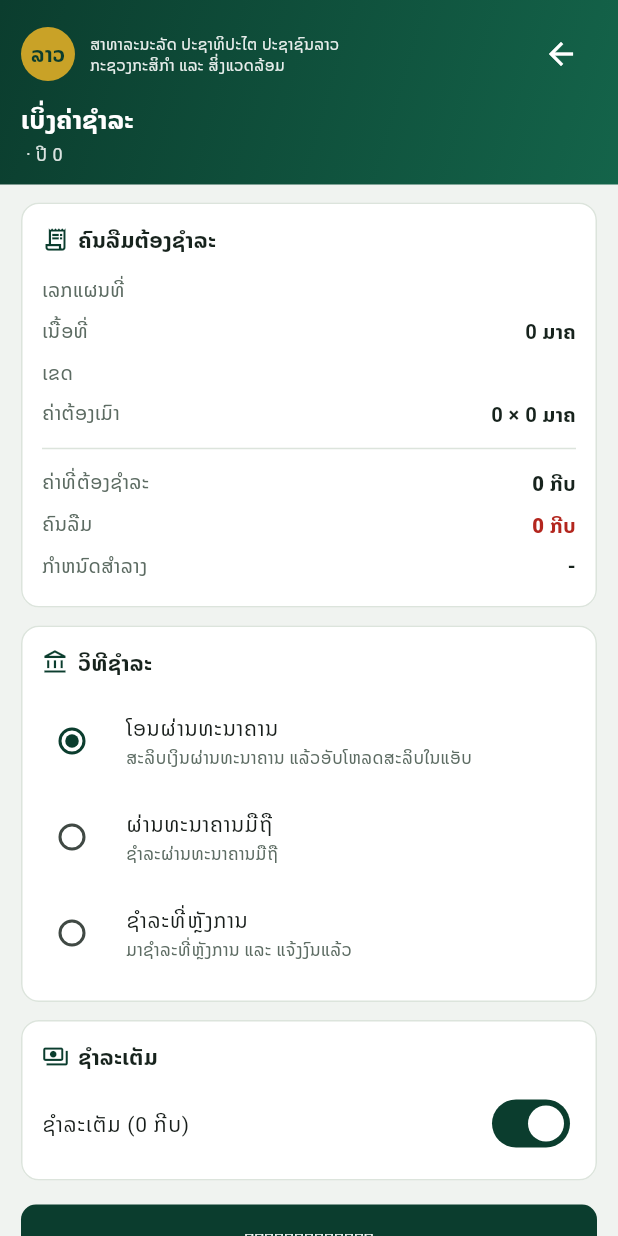
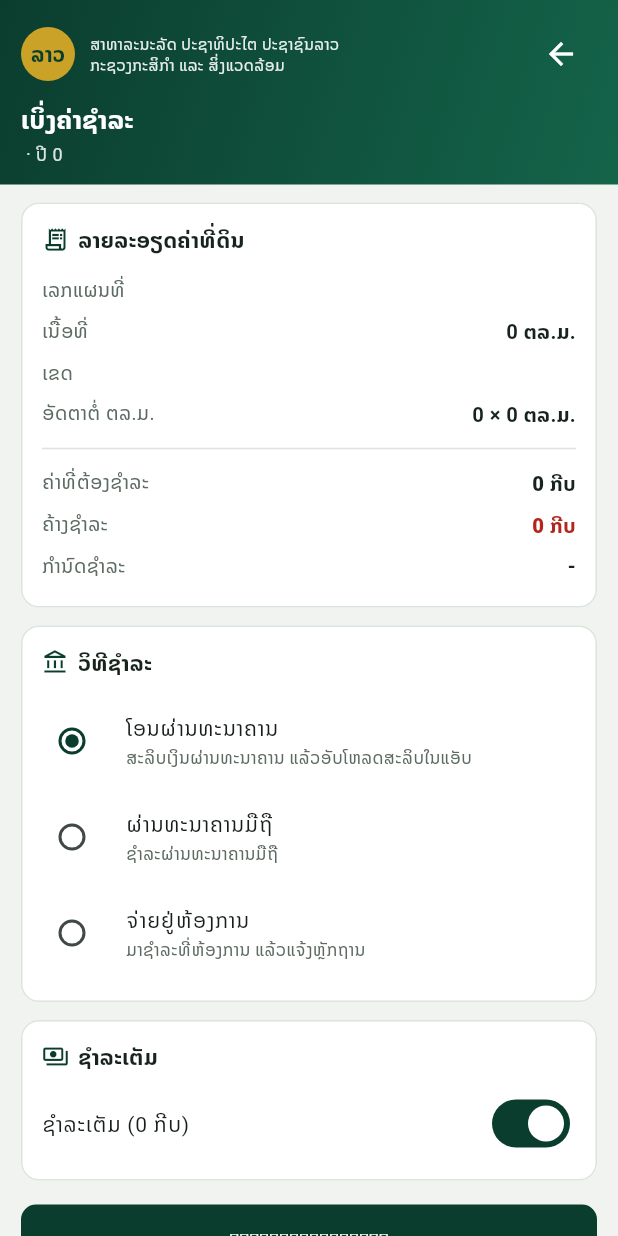
Before and after one commit to bounthongv/landtitling, a Flutter app: the QuoteScreen screen opened directly with empty values, on a phone screen of 412 x 824 dp. Run offline on Flutter 3.47's test engine with Material 3 defaults, Android fonts, the phone set to English and light mode, and no system bars; our stand-ins replace flutter_secure_storage, image_picker; accounts and stored records are empty; network calls fail; project files that could hold a hidden picture were left out.

Commit message:
fix(citizen): align parcel identity and Lao copy with real titles
Real titles carry a short parcel number (e.g. "6"), not the fabricated
dotted code, and the map sheet plus district/village scope is what
distinguishes repeats. Update the fixture, smoke test and API contract,
and map parcel_not_found / ambiguous_parcel to localized messages
instead of showing the raw API text. Also correct areas, statuses and
lookup labels that were mistranslated.

```diff
--- a/mobile/lib/core/money.dart
+++ b/mobile/lib/core/money.dart
@@ -11,8 +11,8 @@ String formatKip(num? value) {
 String formatKipPlain(num? value) =>
     NumberFormat.decimalPattern('en_US').format((value ?? 0).round());
 
-/// Area in square metres: `1,250.5 ມາຄ` (or `m²` in English).
-String formatArea(num? sqm, {String unit = 'ມາຄ'}) {
+/// Area in square metres: `1,250.5 ຕລ.ມ.` (or `m²` in English).
+String formatArea(num? sqm, {String unit = 'ຕລ.ມ.'}) {
   final v = (sqm ?? 0).toDouble();
   final text = v == v.roundToDouble()
       ? NumberFormat.decimalPattern('en_US').format(v.toInt())
--- a/mobile/lib/core/strings.dart
+++ b/mobile/lib/core/strings.dart
@@ -29,14 +29,18 @@ class Strings {
     'findParcel': 'ຄົ້ນຫາຕອນດິນ',
     'myParcels': 'ຕອນດິນຂອງຂ້ອຍ',
     'myPayments': 'ການຊຳລະຂອງຂ້ອຍ',
-    'myAccount': 'ບ້ານຂ້ອຍ',
+    'myAccount': 'ບັນຊີຂອງຂ້ອຍ',
     'about': 'ກ່ຽວກັບ',
     'parcelNo': 'ເລກຕອນດິນ',
     'mapSheet': 'ເລກແຜນທີ່',
     'province': 'ແຂວງ',
     'enterParcelIdentity':
         'ກະລຸນາເລືອກແຂວງ, ເມືອງ, ບ້ານ ແລະ ປ້ອນເລກແຜນທີ່ ແລະ ເລກຕອນດິນ',
-    'district': 'ເຂົາງ',
+    'parcelNotFound':
+        'ບໍ່ພົບຕອນດິນ — ກະລຸນາກວດເບິ່ງ ເລກແຜນທີ່ ແລະ ເລກຕອນດິນ ໃຫ້ກົງກັບໃບຕາດິນ',
+    'ambiguousParcel':
+        'ຕອນດິນເລກນີ້ ມີຫຼາຍກວ່າໜຶ່ງຕອນ — ກະລຸນາຕິດຕໍ່ຫ້ອງການທີ່ດິນ',
+    'district': 'ເມືອງ',
     'village': 'ບ້ານ',
     'area': 'ເນື້ອທີ່',
     'zone': 'ເຂດ',
@@ -46,8 +50,8 @@ class Strings {
     'amountDue': 'ຄ່າທີ່ຕ້ອງຊຳລະ',
     'amountPaid': 'ຊຳລະແລ້ວ',
     'penalty': 'ຄ່າປັບ',
-    'outstanding': 'ຄົນລືມ',
-    'dueDate': 'ກຳຫນົດສຳລາງ',
+    'outstanding': 'ຄ້າງຊຳລະ',
+    'dueDate': 'ກຳນົດຊຳລະ',
     'status': 'ສະຖານະ',
     'viewFee': 'ເບິ່ງຄ່າຊຳລະ',
     'payNow': 'ຊຳລະເງິນ',
@@ -59,22 +63,22 @@ class Strings {
         'ຕອນດິນນີ້ ເຊື່ອມກັບບັນຊີອື່ນແລ້ວ — ກະລຸນາຕິດຕໍ່ຫ້ອງການທີ່ດິນເມືອງ.',
     'claimNoOwner':
         'ຕອນດິນນີ້ ຍັງບໍ່ມີຊື່ເຈົ້າຂອງໃນລະບົບ — ກະລຸນາຕິດຕໍ່ຫ້ອງການທີ່ດິນເມືອງ.',
-    'paymentSlip': 'ສະລິບໄດ້ຊຳລະ',
+    'paymentSlip': 'ໃບສະລິບຊຳລະເງິນ',
     'reference': 'ລະຫັດອ້າງອີງ',
     'uploadSlip': 'ອັບໂຫລດສະລິບເງິນ',
     'uploadSlipHint': 'ຖ່າຍຮູບສະລິບເງິນທີ່ທ່ານໄດ້ຊຳລະໃນທະນາຄານ',
     'takePhoto': 'ຖ່າຍຮູບ',
-    'chooseGallery': 'ເລື່ອກຈາກຄວາມລືມ',
+    'chooseGallery': 'ເລືອກຈາກຄັງຮູບ',
     'photoPermission': 'ບໍ່ສາມາດເປີດກ້ອງ ຫຼື ຮູບພາບໄດ້. ກະລຸນາອະນຸຍາດໃຫ້ແອັບເຂົ້າເຖິງກ້ອງ ແລ້ວລອງໃໝ່.',
     'submit': 'ສົ່ງ',
     'cancel': 'ຍົກເລີກ',
     'method': 'ວິທີຊຳລະ',
     'methodBank': 'ໂອນຜ່ານທະນາຄານ',
     'methodMobile': 'ຜ່ານທະນາຄານມືຖື',
-    'methodCounter': 'ຊຳລະທີ່ຫຼັງການ',
+    'methodCounter': 'ຈ່າຍຢູ່ຫ້ອງການ',
     'fullAmount': 'ຊຳລະເຕັມ',
     'partialAmount': 'ຊຳລະບາງສ່ວນ',
-    'totalOutstanding': 'ຄົນລືມລວມ',
+    'totalOutstanding': 'ຄ້າງຊຳລະລວມ',
     'noParcels': 'ບໍ່ມີຕອນດິນໃນຊື່ທ່ານ',
     'noParcelsHint':
         'ຕອນດິນຈະປາກົດຢູ່ນີ້ ຫຼັງຈາກທ່ານຄົ້ນຫາ ແລະ ເພີ່ມໃສ່ຕອນດິນຂອງຂ້ອຍ.',
@@ -86,10 +90,10 @@ class Strings {
     'statusPartial': 'ຊຳລະບາງສ່ວນ',
     'statusPaid': 'ຊຳລະແລ້ວ',
     'statusOverpaid': 'ຊຳລະເກີນ',
-    'statusWaived': 'ຍົກເລີກ',
-    'statusIssued': 'ອໍານາການຊຳລະ',
+    'statusWaived': 'ຍົກເວັ້ນ',
+    'statusIssued': 'ລໍຖ້າຊຳລະ',
     'statusSubmitted': 'ສົ່ງຫຼັກຖານແລ້ວ',
-    'statusRejected': 'ໄມ່ຮັບ',
+    'statusRejected': 'ຖືກປະຕິເສດ',
     'sendToDistrict': 'ສົ່ງໃຫ້ເມືອງ',
     'submittedToDistrict':
         'ສົ່ງສະລິບໄປຍັງເມືອງແລ້ວ — ລໍຖ້າພະນັກງານກວດສອບ',
@@ -120,6 +124,10 @@ class Strings {
     'province': 'Province',
     'enterParcelIdentity':
         'Choose the province, district and village, then enter the map sheet and parcel number',
+    'parcelNotFound':
+        'No parcel with that number — check the map sheet and parcel number against your title',
+    'ambiguousParcel':
+        'That parcel number matches more than one parcel — contact the district land office',
     'district': 'District',
     'village': 'Village',
     'area': 'Area',
--- a/mobile/lib/state/parcels_controller.dart
+++ b/mobile/lib/state/parcels_controller.dart
@@ -96,7 +96,11 @@ class ParcelsController extends ChangeNotifier {
       return result;
     } on ApiException catch (e) {
       lookingUp = false;
-      lookupError = e.message;
+      lookupError = switch (e.code) {
+        'parcel_not_found' => Strings.t('parcelNotFound'),
+        'ambiguous_parcel' => Strings.t('ambiguousParcel'),
+        _ => e.message,
+      };
       quote = null;
       notifyListeners();
       return null;
--- a/mobile/lib/ui/screens/account_tab.dart
+++ b/mobile/lib/ui/screens/account_tab.dart
@@ -23,7 +23,7 @@ class _AccountTabState extends State<AccountTab> {
 
     return Column(
       children: [
-        const GovHeader(title: 'ບ້ານຂ້ອຍ', subtitle: 'My account'),
+        const GovHeader(title: 'ບັນຊີຂອງຂ້ອຍ', subtitle: 'My account'),
         Expanded(
           child: ListView(
             padding: const EdgeInsets.fromLTRB(14, 12, 14, 26),
@@ -34,7 +34,7 @@ class _AccountTabState extends State<AccountTab> {
                 child: Column(
                   children: [
                     InfoRow(label: 'ເບີໂທ', value: auth.phone ?? '-'),
-                    InfoRow(label: 'ບົບທີ່', value: auth.session?.role ?? '-'),
+                    InfoRow(label: 'ປະເພດບັນຊີ', value: auth.session?.role ?? '-'),
                   ],
                 ),
               ),
--- a/mobile/lib/ui/screens/find_parcel_screen.dart
+++ b/mobile/lib/ui/screens/find_parcel_screen.dart
@@ -323,7 +323,7 @@ class _FindParcelScreenState extends State<FindParcelScreen> {
                         onChanged: (_) => setState(() {}),
                         decoration: InputDecoration(
                           labelText: Strings.t('parcelNo'),
-                          hintText: '1301.001.001.0001',
+                          hintText: '6',
                           prefixIcon: const Icon(Icons.tag),
                         ),
                       ),
@@ -398,12 +398,12 @@ class _FindParcelScreenState extends State<FindParcelScreen> {
                 borderRadius: BorderRadius.circular(8),
               ),
               child: const Text(
-                'ບໍ່ພົບອັດຕາຂອງເຂດນີ້ ກະລຸນາຕິດຕໍ່ຫຼັງການດິນ',
+                'ບໍ່ພົບອັດຕາຂອງເຂດນີ້ ກະລຸນາຕິດຕໍ່ຫ້ອງການທີ່ດິນ',
                 style: TextStyle(fontSize: 12.5, color: GovColors.danger),
               ),
             ),
           InfoRow(
-            label: 'ຄ່າຕ້ອງເມົາ',
+            label: 'ອັດຕາຕໍ່ ຕລ.ມ.',
             value:
                 '${formatKipPlain(quote.ratePerSqm)} × ${formatArea(parcel.areaSqm)}',
           ),
--- a/mobile/lib/ui/screens/login_screen.dart
+++ b/mobile/lib/ui/screens/login_screen.dart
@@ -143,7 +143,7 @@ class _HowItWorks extends StatelessWidget {
         crossAxisAlignment: CrossAxisAlignment.start,
         children: const [
           _Step(no: '1', text: 'ປ້ອນເບີໂທຂອງທ່ານ (ເຊັ່ນ 020 5555 1234)'),
-          _Step(no: '2', text: 'ຄັ້ງຄຳທີ່ໃຊ້ເບີໂທນີ້ ລະບົບຈະສ້າງບັນຊີໃຫ້ທັນທີ'),
+          _Step(no: '2', text: 'ຄັ້ງທຳອິດທີ່ໃຊ້ເບີໂທນີ້ ລະບົບຈະສ້າງບັນຊີໃຫ້ທັນທີ'),
           _Step(no: '3', text: 'ຄົ້ນຫາຕອນດິນ ແລ້ວ ຊຳລະຄ່າທີ່ດິນ'),
         ],
       ),
--- a/mobile/lib/ui/screens/parcel_detail_screen.dart
+++ b/mobile/lib/ui/screens/parcel_detail_screen.dart
@@ -203,7 +203,7 @@ class ParcelDetailScreen extends StatelessWidget {
               label: Strings.t('dueDate'),
               value: o.dueDate == null
                   ? '-'
-                  : '${formatDate(o.dueDate)}${days != null && days < 0 ? '  (ຫຼາຍເກີນ)' : ''}',
+                  : '${formatDate(o.dueDate)}${days != null && days < 0 ? '  (ເກີນກຳນົດ)' : ''}',
               valueColor: o.isOverdue ? GovColors.danger : null,
             ),
           ],
--- a/mobile/lib/ui/screens/payment_detail_screen.dart
+++ b/mobile/lib/ui/screens/payment_detail_screen.dart
@@ -114,7 +114,7 @@ class PaymentDetailScreen extends StatelessWidget {
                 if (p.isRejected && p.verifyNote != null) ...[
                   const SizedBox(height: 12),
                   SectionCard(
-                    title: 'ເຫດຜົນການປະດົວມ',
+                    title: 'ເຫດຜົນການປະຕິເສດ',
                     icon: Icons.error_outline,
                     child: Text(
                       p.verifyNote!,
@@ -160,7 +160,7 @@ class PaymentDetailScreen extends StatelessWidget {
       (
         'ອັບໂຫລດສະລິບເງິນ',
         p.hasReceipt,
-        p.hasReceipt ? Strings.t('saved') : 'ລະວ່າງ',
+        p.hasReceipt ? Strings.t('saved') : 'ວ່າງເປົ່າ',
       ),
       if (sent)
         (
@@ -171,7 +171,7 @@ class PaymentDetailScreen extends StatelessWidget {
               : formatDateTime(p.paidAt ?? p.createdAt),
         ),
       if (p.isPaid) ('ຢືນຢັນໂດຍພະນັກງານ', true, formatDateTime(p.paidAt)),
-      if (p.isRejected) ('ໄມ່ຮັບ', true, Strings.t('statusRejected')),
+      if (p.isRejected) ('ຖືກປະຕິເສດ', true, Strings.t('statusRejected')),
     ];
 
     return Column(
--- a/mobile/lib/ui/screens/quote_screen.dart
+++ b/mobile/lib/ui/screens/quote_screen.dart
@@ -96,7 +96,7 @@ class _QuoteScreenState extends State<QuoteScreen> {
               padding: const EdgeInsets.fromLTRB(14, 12, 14, 26),
               children: [
                 SectionCard(
-                  title: 'ຄົນລືມຕ້ອງຊຳລະ',
+                  title: 'ລາຍລະອຽດຄ່າທີ່ດິນ',
                   icon: Icons.receipt_long_outlined,
                   child: Column(
                     children: [
@@ -113,7 +113,7 @@ class _QuoteScreenState extends State<QuoteScreen> {
                         value: quote.parcel.zoneCode ?? '-',
                       ),
                       InfoRow(
-                        label: 'ຄ່າຕ້ອງເມົາ',
+                        label: 'ອັດຕາຕໍ່ ຕລ.ມ.',
                         value:
                             '${formatKipPlain(quote.ratePerSqm)} × '
                             '${formatArea(quote.parcel.areaSqm)}',
@@ -254,7 +254,7 @@ class _QuoteScreenState extends State<QuoteScreen> {
         );
       case 'counter':
         return const Text(
-          'ມາຊຳລະທີ່ຫຼັງການ ແລະ ແຈ້ງງົນແລ້ວ',
+          'ມາຊຳລະທີ່ຫ້ອງການ ແລ້ວແຈ້ງຫຼັກຖານ',
           style: TextStyle(fontSize: 11.5, color: GovColors.muted),
         );
       default:
--- a/mobile/lib/ui/screens/slip_screen.dart
+++ b/mobile/lib/ui/screens/slip_screen.dart
@@ -34,7 +34,7 @@ class SlipScreen extends StatelessWidget {
     return Scaffold(
       body: Column(
         children: [
-          const GovHeader(title: 'ສະລິບໄດ້ຊຳລະ', subtitle: 'Payment slip'),
+          const GovHeader(title: 'ໃບສະລິບຊຳລະເງິນ', subtitle: 'Payment slip'),
           Expanded(
             child: ListView(
               padding: const EdgeInsets.fromLTRB(14, 14, 14, 26),
--- a/mobile/tool/smoke_test.dart
+++ b/mobile/tool/smoke_test.dart
@@ -34,7 +34,7 @@ import 'package:landfee_citizen/models/quote.dart';
 const _districtId = 1;
 const _villageId = 1;
 const _mapRefNo = 'A250-038';
-const _parcelNo = '1301.001.001.0001';
+const _parcelNo = '123456';
 const _feeYear = 2026;
 const _citizenPhone = '020 999 9999';
 const _otherPhone = '020 777 8888';
```
Also changed, not shown: 3 other files.
